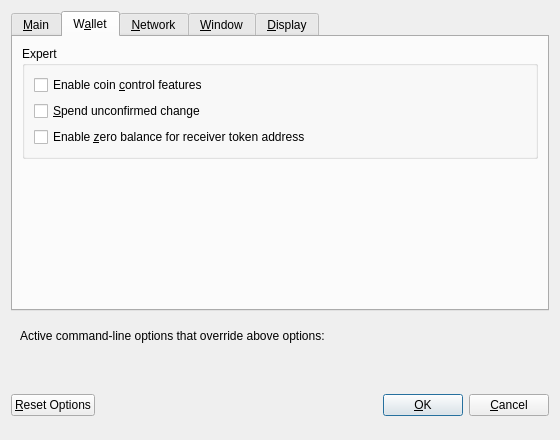
This is src/qt/forms/optionsdialog.ui in qtumproject/qtum as Qt 5 draws it before an edit. The edited form follows.
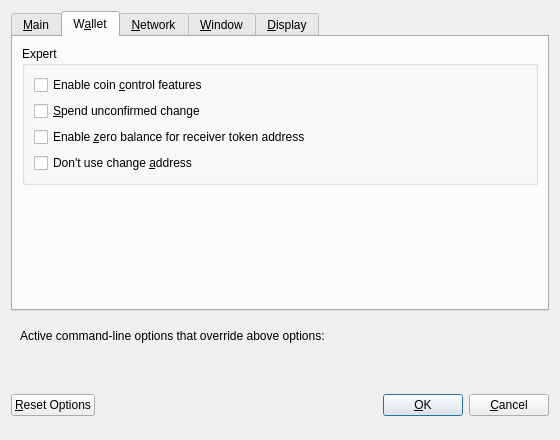
This is the edited form. The open tabs and pages were chosen to show the change. Custom widgets are drawn as their Qt base class.

Commit message: Add option to use sender address as change address for contracts

```diff
--- a/src/qt/forms/optionsdialog.ui
+++ b/src/qt/forms/optionsdialog.ui
@@ -210,6 +210,13 @@
             </property>
            </widget>
           </item>
+          <item>
+           <widget class="QCheckBox" name="notUseChangeAddress">
+            <property name="text">
+             <string>Don't use change &amp;address</string>
+            </property>
+           </widget>
+          </item>
          </layout>
         </widget>
        </item>
```
The commit also changes 8 other files.
